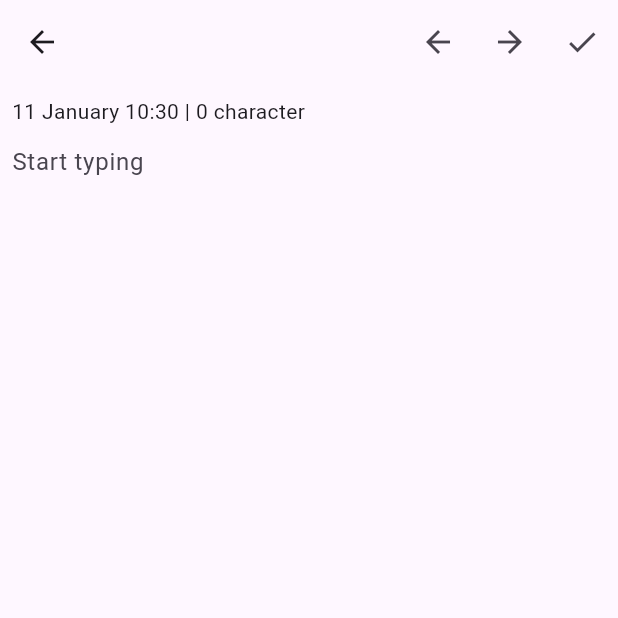
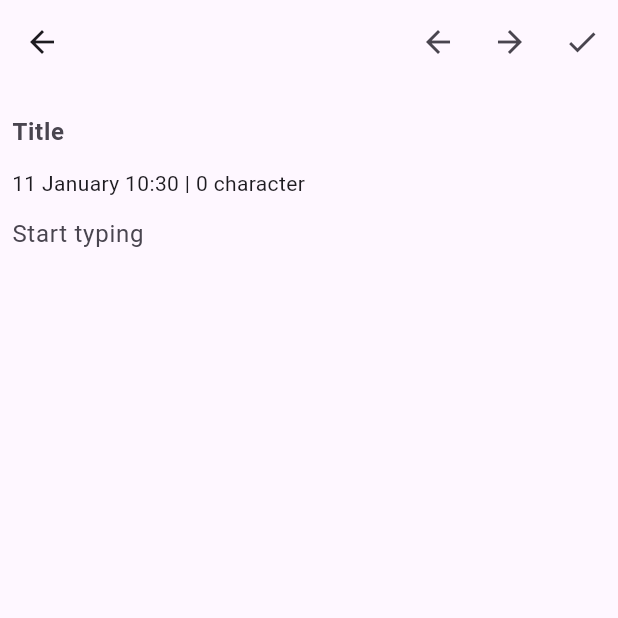
Before and after one commit to k-mushket/notepad_flutter, a Flutter app: the screen it shows after launch, after a tap on the "add" icon, on a phone screen of 412 x 824 dp, the top half of it. Run offline on Flutter 3.47's test engine with Material 3 defaults, Android fonts, the phone set to English and light mode, and no system bars; our stand-ins replace isar; accounts and stored records are empty; generated files the repository leaves out were written again.

Commit message:
Added Title for Note, and rebuilt database for this.

```diff
--- a/lib/main.dart
+++ b/lib/main.dart
@@ -11,7 +11,9 @@ void main() async {
   runApp(
     ChangeNotifierProvider(
       create: (context) => NoteDatabase(),
-      child: MaterialApp(home: Notepad()),
+      child: const MaterialApp(
+        home: Notepad(),
+      ),
     ),
   );
 }
--- a/lib/models/note.dart
+++ b/lib/models/note.dart
@@ -5,5 +5,6 @@ part 'note.g.dart';
 @Collection()
 class Note {
   Id id = Isar.autoIncrement;
-  late String text;
+  late String title;
+  late String body;
 }
--- a/lib/models/note_database.dart
+++ b/lib/models/note_database.dart
@@ -16,11 +16,12 @@ class NoteDatabase extends ChangeNotifier {
     );
   }
 
-  Future<void> addNote(String textFromUser) async {
-    final newNote = Note()..text = textFromUser;
+  Future<void> addNote(String title, String body) async {
+    final newNote = Note()
+      ..title = title
+      ..body = body;
 
     await isar.writeTxn(() => isar.notes.put(newNote));
-
     fetchNotes();
   }
 
@@ -31,10 +32,11 @@ class NoteDatabase extends ChangeNotifier {
     notifyListeners();
   }
 
-  Future<void> updateNote(int id, String newText) async {
+  Future<void> updateNote(int id, String newTitle, String newBody) async {
     final existingNote = await isar.notes.get(id);
     if (existingNote != null) {
-      existingNote.text = newText;
+      existingNote.title = newTitle;
+      existingNote.body = newBody;
       await isar.writeTxn(() => isar.notes.put(existingNote));
       await fetchNotes();
     }
@@ -49,7 +51,8 @@ class NoteDatabase extends ChangeNotifier {
 
   Future<Note> createNewNote() async {
     final newNote = Note()
-      ..text = '';
+      ..title = ''
+      ..body = '';
     await isar.writeTxn(() => isar.notes.put(newNote));
     return newNote;
   }
--- a/lib/pages/note.dart
+++ b/lib/pages/note.dart
@@ -8,21 +8,23 @@ import 'package:notepad_flutter/models/note_database.dart';
 class NotePage extends StatefulWidget {
   final Note? note;
 
-  NotePage({Key? key, this.note}) : super(key: key);
+  const NotePage({Key? key, this.note}) : super(key: key);
 
   @override
   State<NotePage> createState() => _NotePageState();
 }
 
 class _NotePageState extends State<NotePage> {
-  late final TextEditingController textController;
+  late final TextEditingController titleTextController;
+  late final TextEditingController bodyTextController;
   late final NoteDatabase noteDatabase;
   bool isSaved = false;
 
   @override
   void initState() {
     super.initState();
-    textController = TextEditingController(text: widget.note?.text ?? '');
+    titleTextController = TextEditingController(text: widget.note?.title ?? '');
+    bodyTextController = TextEditingController(text: widget.note?.body ?? '');
     noteDatabase = context.read<NoteDatabase>();
   }
 
@@ -35,12 +37,13 @@ class _NotePageState extends State<NotePage> {
   }
 
   Future<void> saveNote() async {
-    final text = textController.text;
-    if (text.isNotEmpty && !isSaved) {
+    final title = titleTextController.text;
+    final body = bodyTextController.text;
+    if ((title.isNotEmpty && !isSaved) || (body.isNotEmpty && !isSaved)) {
       if (widget.note == null) {
-        await noteDatabase.addNote(text);
+        await noteDatabase.addNote(title, body);
       } else {
-        await noteDatabase.updateNote(widget.note!.id, text);
+        await noteDatabase.updateNote(widget.note!.id, title, body);
       }
       isSaved = true;
     }
@@ -48,20 +51,20 @@ class _NotePageState extends State<NotePage> {
 
   @override
   Widget build(BuildContext context) {
-    DateTime now = DateTime.now();
+    final creationDate = DateFormat('dd MMMM HH:mm').format(DateTime.now());
     return Scaffold(
       appBar: AppBar(
         actions: [
           IconButton(
             onPressed: () {},
-            icon: Icon(Icons.arrow_back),
+            icon: const Icon(Icons.arrow_back),
           ),
           IconButton(
             onPressed: () {},
-            icon: Icon(Icons.arrow_forward),
+            icon: const Icon(Icons.arrow_forward),
           ),
           IconButton(
-            icon: Icon(Icons.done),
+            icon: const Icon(Icons.done),
             onPressed: () {
               saveNote();
               FocusScope.of(context).unfocus();
@@ -70,20 +73,30 @@ class _NotePageState extends State<NotePage> {
         ],
       ),
       body: Padding(
-        padding: EdgeInsets.all(8.0),
+        padding: const EdgeInsets.all(8.0),
         child: Column(
           children: [
+            TextField(
+              controller: titleTextController,
+              maxLines: 1,
+              keyboardType: TextInputType.multiline,
+              decoration: const InputDecoration(
+                border: InputBorder.none,
+                hintText: 'Title',
+                hintStyle: TextStyle(fontWeight: FontWeight.bold),
+              ),
+            ),
             Row(
               children: [
                 Text(
-                  '${DateFormat('dd MMMM HH:mm').format(now)}'
+                  '$creationDate'
                   '\u0009|\u0009'
-                  '${textController.text.length} character',
+                  '${bodyTextController.text.length} character',
                 ),
               ],
             ),
             TextField(
-              controller: textController,
+              controller: bodyTextController,
               keyboardType: TextInputType.multiline,
               decoration: const InputDecoration(
                 border: InputBorder.none,
--- a/lib/pages/notepad.dart
+++ b/lib/pages/notepad.dart
@@ -5,7 +5,7 @@ import 'package:notepad_flutter/pages/note.dart';
 import 'package:provider/provider.dart';
 
 class Notepad extends StatefulWidget {
-  Notepad({super.key});
+  const Notepad({super.key});
 
   @override
   State<Notepad> createState() => _NotepadState();
@@ -18,10 +18,10 @@ class _NotepadState extends State<Notepad> {
     readNotes();
   }
 
-   void openNewNotePage() {
+  void openNewNotePage() {
     Navigator.of(context).push(
       MaterialPageRoute(
-        builder: (context) => NotePage(),
+        builder: (context) => const NotePage(),
       ),
     );
   }
@@ -51,7 +51,7 @@ class _NotepadState extends State<Notepad> {
       appBar: AppBar(),
       floatingActionButton: FloatingActionButton(
         onPressed: openNewNotePage,
-        child: Icon(Icons.add),
+        child: const Icon(Icons.add),
       ),
       body: Container(
         padding: const EdgeInsets.all(10),
@@ -73,10 +73,11 @@ class _NotepadState extends State<Notepad> {
                 ),
                 child: Row(
                   children: [
-                    Text(note.text),
+                    Text(note.title),
+                    Text(note.body),
                     IconButton(
                       onPressed: () => deleteNote(note.id),
-                      icon: Icon(Icons.delete),
+                      icon: const Icon(Icons.delete),
                     ),
                   ],
                 ),
```
Also changed, not shown: lib/models/note.g.dart.
